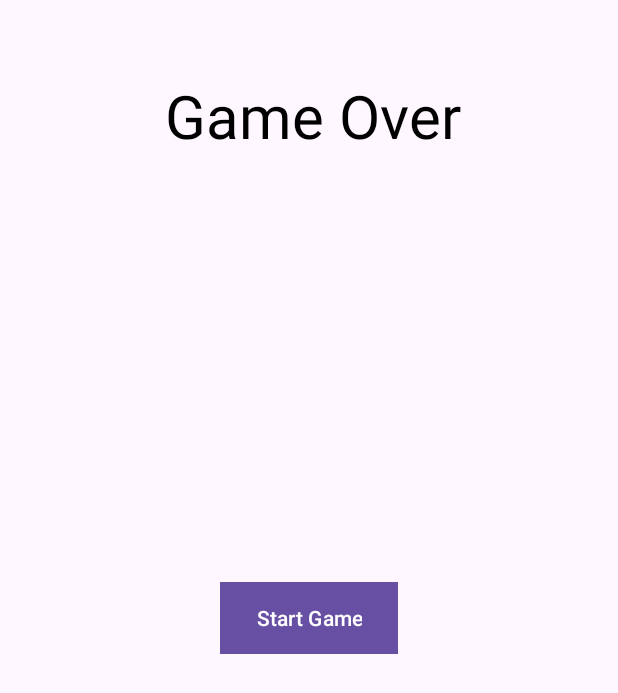
After one commit to levitomer1996/androidhomework1, an Android app: the GameoverActivity screen opened directly, with no data from a screen before it, on a phone screen of 412 x 824 dp. The commit adds this screen. Shown: the top 693 px of the screen. Run offline under Robolectric (Android 15) with nearby library versions, the phone set to English and light mode, and no system bars.

Commit message:
Still have to fix gameover

```diff
--- /dev/null
+++ b/app/src/main/java/com/example/homework1/GameoverActivity.java
@@ -0,0 +1,32 @@
+package com.example.homework1;
+
+import android.content.Intent;
+import android.os.Bundle;
+import android.view.View;
+import android.widget.Button;
+
+import androidx.activity.EdgeToEdge;
+import androidx.appcompat.app.AppCompatActivity;
+import androidx.core.graphics.Insets;
+import androidx.core.view.ViewCompat;
+import androidx.core.view.WindowInsetsCompat;
+
+public class GameoverActivity extends AppCompatActivity {
+
+    @Override
+    protected void onCreate(Bundle savedInstanceState) {
+        super.onCreate(savedInstanceState);
+        EdgeToEdge.enable(this);
+        setContentView(R.layout.activity_gameover);
+        Button startGameButton = findViewById(R.id.start_game_button);
+        startGameButton.setOnClickListener(new View.OnClickListener() {
+            @Override
+            public void onClick(View v) {
+                // Intent to start the TankGameActivity
+                Intent intent = new Intent(GameoverActivity.this, TankGameActivity.class);
+                startActivity(intent);
+            }
+        });
+
+    }
+}
--- /dev/null
+++ b/app/src/main/res/layout/activity_gameover.xml
@@ -0,0 +1,26 @@
+<?xml version="1.0" encoding="utf-8"?>
+<RelativeLayout xmlns:android="http://schemas.android.com/apk/res/android"
+    xmlns:tools="http://schemas.android.com/tools"
+    android:layout_width="match_parent"
+    android:layout_height="match_parent"
+    tools:context=".GameoverActivity">
+
+    <TextView
+        android:id="@+id/game_over_text"
+        android:layout_width="wrap_content"
+        android:layout_height="wrap_content"
+        android:layout_alignParentStart="true"
+        android:layout_marginStart="110dp"
+        android:layout_marginTop="50dp"
+        android:text="Game Over"
+        android:textColor="@android:color/black"
+        android:textSize="40dp" />
+
+    <Button
+        android:id="@+id/start_game_button"
+        android:layout_width="wrap_content"
+        android:layout_height="wrap_content"
+        android:text="Start Game"
+        android:background="@color/black"
+        android:layout_centerInParent="true" />
+</RelativeLayout>
```
Also changed, not shown: app/src/main/AndroidManifest.xml (+11 -0 lines), app/src/main/java/com/example/homework1/TankGameActivity.java (+44 -10 lines), app/src/main/res/layout/activity_tank_game.xml (+38 -28 lines).
